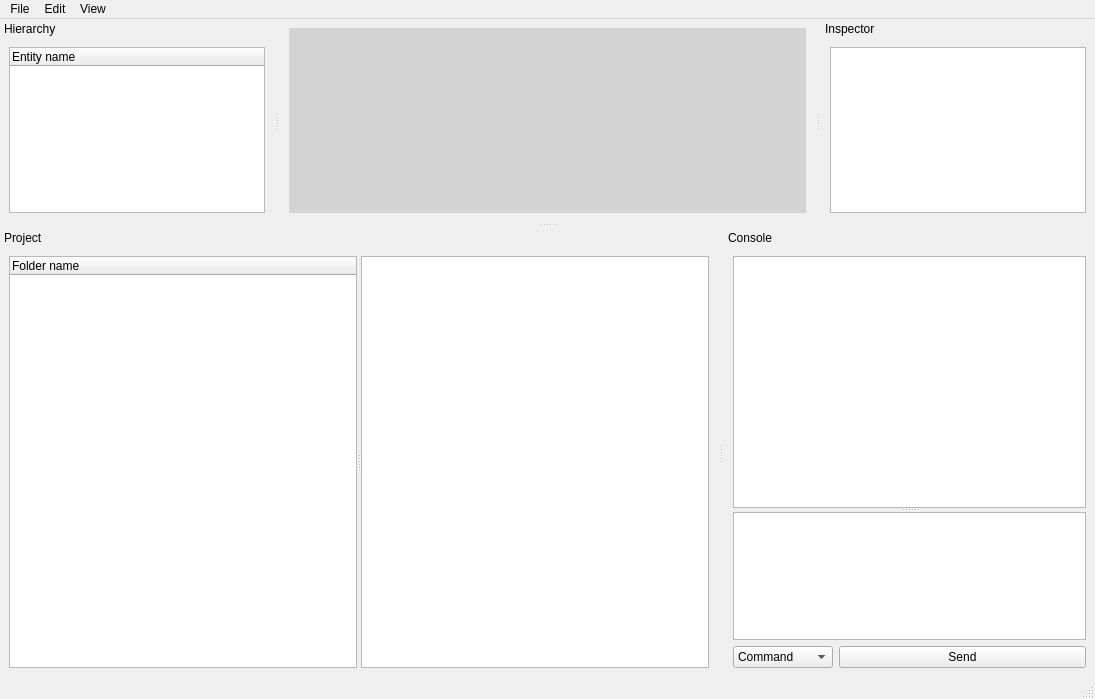
This is src/tools/editor/windows/main_window.ui in AcidVenom/snuffbox-hydra as Qt 5 draws it before an edit. The edited form follows.
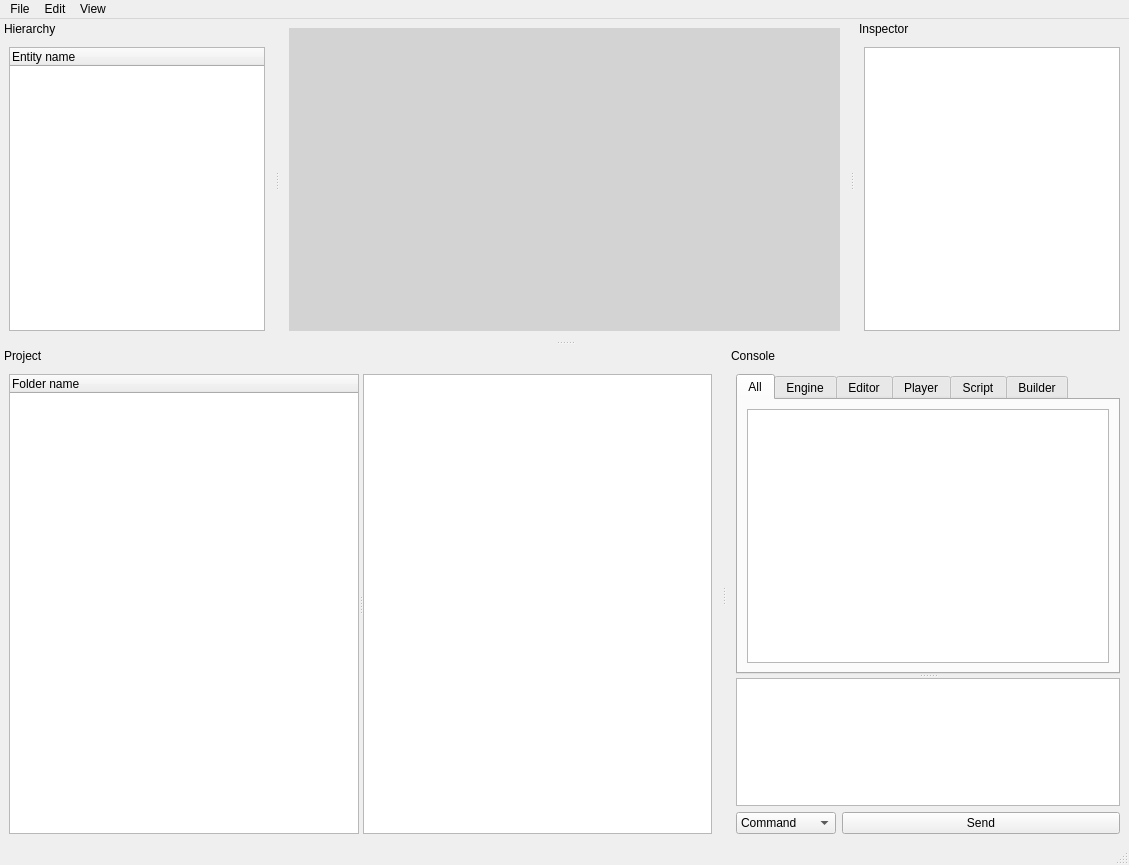
This is the edited form.

Commit message: - Added logging channels as tabbed filters in the console - Properly moved the cursor to the end of the text output before writing

```diff
--- a/src/tools/editor/windows/main_window.ui
+++ b/src/tools/editor/windows/main_window.ui
@@ -6,8 +6,8 @@
    <rect>
     <x>0</x>
     <y>0</y>
-    <width>1095</width>
-    <height>699</height>
+    <width>1129</width>
+    <height>865</height>
    </rect>
   </property>
   <property name="windowTitle">
@@ -32,7 +32,7 @@
     <rect>
      <x>0</x>
      <y>0</y>
-     <width>1095</width>
+     <width>1129</width>
      <height>21</height>
     </rect>
    </property>
@@ -173,12 +173,76 @@
        <property name="orientation">
         <enum>Qt::Vertical</enum>
        </property>
-       <widget class="QTextBrowser" name="consoleOutput"/>
+       <widget class="QTabWidget" name="outputTabs">
+        <property name="currentIndex">
+         <number>0</number>
+        </property>
+        <widget class="QWidget" name="allOutputTab">
+         <attribute name="title">
+          <string>All</string>
+         </attribute>
+         <layout class="QVBoxLayout" name="verticalLayout_7">
+          <item>
+           <widget class="QTextBrowser" name="allOutput"/>
+          </item>
+         </layout>
+        </widget>
+        <widget class="QWidget" name="engineOutputTab">
+         <attribute name="title">
+          <string>Engine</string>
+         </attribute>
+         <layout class="QVBoxLayout" name="verticalLayout_8">
+          <item>
+           <widget class="QTextBrowser" name="engineOutput"/>
+          </item>
+         </layout>
+        </widget>
+        <widget class="QWidget" name="editorOutputTab">
+         <attribute name="title">
+          <string>Editor</string>
+         </attribute>
+         <layout class="QVBoxLayout" name="verticalLayout_9">
+          <item>
+           <widget class="QTextBrowser" name="editorOutput"/>
+          </item>
+         </layout>
+        </widget>
+        <widget class="QWidget" name="playerOutputTab">
+         <attribute name="title">
+          <string>Player</string>
+         </attribute>
+         <layout class="QVBoxLayout" name="verticalLayout_10">
+          <item>
+           <widget class="QTextBrowser" name="playerOutput"/>
+          </item>
+         </layout>
+        </widget>
+        <widget class="QWidget" name="scriptOutputTab">
+         <attribute name="title">
+          <string>Script</string>
+         </attribute>
+         <layout class="QVBoxLayout" name="verticalLayout_11">
+          <item>
+           <widget class="QTextBrowser" name="scriptOutput"/>
+          </item>
+         </layout>
+        </widget>
+        <widget class="QWidget" name="builderOutputTab">
+         <attribute name="title">
+          <string>Builder</string>
+         </attribute>
+         <layout class="QVBoxLayout" name="verticalLayout_12">
+          <item>
+           <widget class="QTextBrowser" name="builderOutput"/>
+          </item>
+         </layout>
+        </widget>
+       </widget>
        <widget class="QTextEdit" name="consoleInput">
         <property name="minimumSize">
          <size>
           <width>0</width>
-          <height>36</height>
+          <height>40</height>
          </size>
         </property>
         <property name="maximumSize">
```
Left out of the diff: 2 changed lines with no effect on the pictures. The commit also changes 6 other files.
